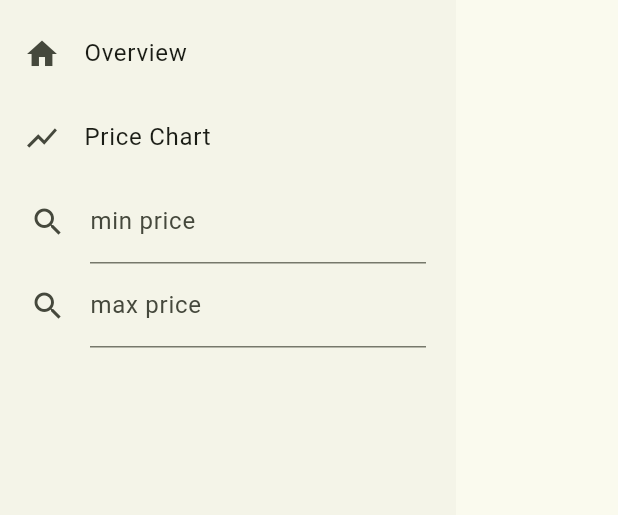
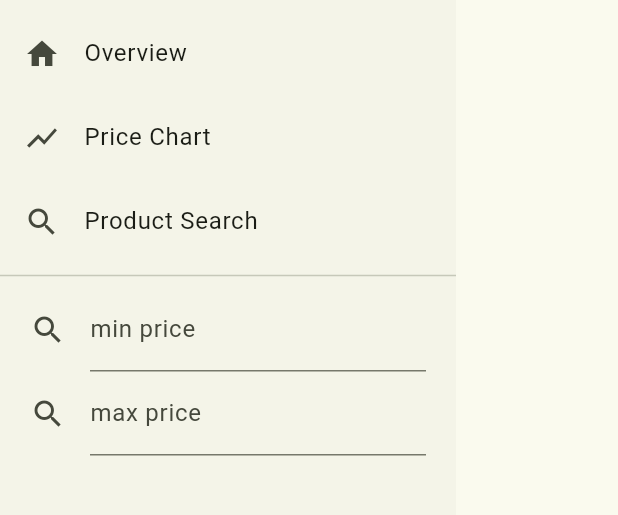
Before and after one commit to Narzgul/KA-Client, a Flutter app: the NavDrawer widget shown alone on an empty page, opened directly with empty values, on a phone screen of 412 x 824 dp, the part 242-757 px from its top. Run offline on Flutter 3.47's test engine with Material 3 defaults, Android fonts, the phone set to English and light mode, and no system bars; our stand-ins replace fl_chart, get_it, shared_preferences, watch_it; accounts and stored records are empty; network calls fail.

Commit message:
add the ability to search for a new product

```diff
--- a/lib/style_components/app_scaffold.dart
+++ b/lib/style_components/app_scaffold.dart
@@ -6,6 +6,7 @@ import 'package:ka_client/style_components/nav_drawer.dart';
 
 import '../api_connection.dart';
 import '../overview.dart';
+import '../product_search.dart';
 
 class AppScaffold extends StatefulWidget {
   const AppScaffold({super.key});
@@ -15,9 +16,10 @@ class AppScaffold extends StatefulWidget {
 }
 
 class _AppScaffoldState extends State<AppScaffold> {
-  final Map<String, StatelessWidget> _pages = {
+  final Map<String, Widget> _pages = {
     "Overview": const Overview(),
     "Price Chart": const PriceChartPage(),
+    "Product Search": const ProductSearch(),
   };
 
   String _currentPage = "";
--- a/lib/style_components/nav_drawer.dart
+++ b/lib/style_components/nav_drawer.dart
@@ -41,6 +41,15 @@ class NavDrawer extends StatelessWidget {
               Navigator.pop(context);
             },
           ),
+          ListTile(
+            title: const Text('Product Search'),
+            leading: const Icon(Icons.search),
+            onTap: () {
+              updateCurrentPage("Product Search");
+              Navigator.pop(context);
+            },
+          ),
+          const Divider(),
           Padding(
             padding: const EdgeInsets.fromLTRB(20, 0, 20, 0),
             child: Form(
```
Also changed, not shown: lib/api_connection.dart (+24 -3 lines), lib/product_search.dart (added, +41 -0 lines).
